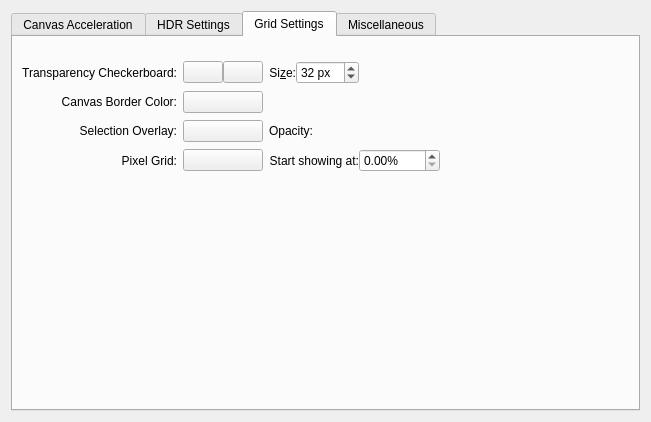
Before: the Qt Designer form libs/ui/forms/wdgdisplaysettings.ui in KDE/krita, drawn with Qt 5.
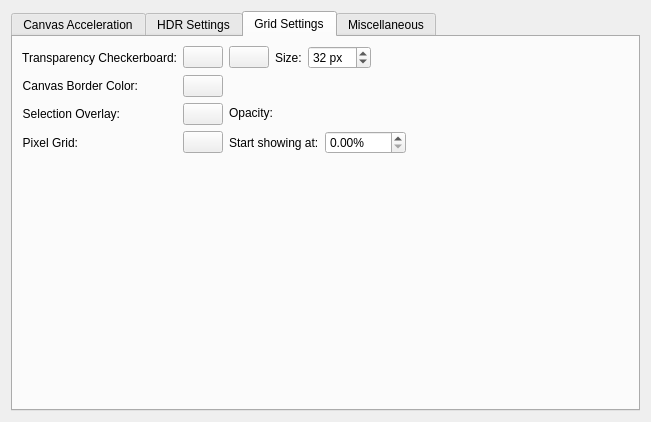
After: the same form once the commit is applied. The open tabs and pages were chosen to show the change. Custom widgets are drawn as their Qt base class.

Commit message:
Display preferences: simplify layout
- use form layout across tabs
- use setEnabled() for the HDR tab instead of manually tinkering with it
- remove extra padding from the screen list
- use the new Photoshoppy warning format for the HDR warning list

Patch:
```diff
--- a/libs/ui/forms/wdgdisplaysettings.ui
+++ b/libs/ui/forms/wdgdisplaysettings.ui
@@ -288,27 +288,48 @@
       <attribute name="title">
        <string>Grid Settings</string>
       </attribute>
-      <layout class="QGridLayout" name="gridLayout_4">
-       <item column="0" row="0">
-        <layout class="QGridLayout" name="options2GridLayout">
+      <layout class="QFormLayout" name="formLayout_2">
+       <item row="0" column="0">
+        <widget class="QLabel" name="label_4">
+         <property name="sizePolicy">
+          <sizepolicy hsizetype="Minimum" vsizetype="Preferred">
+           <horstretch>0</horstretch>
+           <verstretch>0</verstretch>
+          </sizepolicy>
+         </property>
+         <property name="text">
+          <string>Transparency Checkerboard:</string>
+         </property>
+         <property name="alignment">
+          <set>Qt::AlignRight|Qt::AlignTrailing|Qt::AlignVCenter</set>
+         </property>
+        </widget>
+       </item>
+       <item row="0" column="1">
+        <widget class="QFrame" name="frame_4">
+         <layout class="QHBoxLayout" name="horizontalLayout_3">
+          <property name="leftMargin">
+           <number>0</number>
+          </property>
          <property name="topMargin">
-          <number>15</number>
-         </property>
-         <property name="verticalSpacing">
-          <number>7</number>
-         </property>
-         <item column="2" row="0">
-          <layout class="QHBoxLayout" name="horizontalLayout">
+           <number>0</number>
+          </property>
+          <property name="rightMargin">
+           <number>0</number>
+          </property>
+          <property name="bottomMargin">
+           <number>0</number>
+          </property>
+          <item>
+           <widget class="KisColorButton" name="colorChecks2"/>
+          </item>
+          <item>
+           <widget class="KisColorButton" name="colorChecks1"/>
+          </item>
            <item>
             <widget class="QLabel" name="lblCheckSize">
              <property name="text">
-              <string>Si&amp;ze:</string>
-             </property>
-             <property name="alignment">
-              <set>Qt::AlignRight|Qt::AlignTrailing|Qt::AlignVCenter</set>
-             </property>
-             <property name="buddy">
-              <cstring>intCheckSize</cstring>
+             <string>Size:</string>
              </property>
             </widget>
            </item>
@@ -332,67 +353,127 @@
              </property>
              <property name="sizeHint" stdset="0">
               <size>
-               <width>40</width>
+              <width>0</width>
                <height>20</height>
               </size>
              </property>
             </spacer>
            </item>
           </layout>
-         </item>
-         <item column="2" row="4">
+        </widget>
+       </item>
+       <item row="1" column="0">
+        <widget class="QLabel" name="lblCanvasBorderColor">
+         <property name="text">
+          <string>Canvas Border Color:</string>
+         </property>
+         <property name="alignment">
+          <set>Qt::AlignRight|Qt::AlignTrailing|Qt::AlignVCenter</set>
+         </property>
+        </widget>
+       </item>
+       <item row="1" column="1">
+        <widget class="QFrame" name="frame_3">
           <layout class="QHBoxLayout" name="horizontalLayout_2">
-           <item>
-            <widget class="QLabel" name="gridThresholdLabel">
-             <property name="text">
-              <string>Start showing at:</string>
-             </property>
-             <property name="alignment">
-              <set>Qt::AlignRight|Qt::AlignTrailing|Qt::AlignVCenter</set>
-             </property>
-            </widget>
-           </item>
+          <property name="leftMargin">
+           <number>0</number>
+          </property>
+          <property name="topMargin">
+           <number>0</number>
+          </property>
+          <property name="rightMargin">
+           <number>0</number>
+          </property>
+          <property name="bottomMargin">
+           <number>0</number>
+          </property>
            <item>
-            <widget class="QDoubleSpinBox" name="pixelGridDrawingThresholdBox">
+           <widget class="KisColorButton" name="canvasBorder">
              <property name="sizePolicy">
-              <sizepolicy hsizetype="Fixed" vsizetype="Fixed">
+             <sizepolicy hsizetype="Minimum" vsizetype="Fixed">
                <horstretch>0</horstretch>
                <verstretch>0</verstretch>
               </sizepolicy>
              </property>
-             <property name="suffix">
-              <string>%</string>
-             </property>
-             <property name="maximum">
-              <double>9999.000000000000000</double>
-             </property>
             </widget>
            </item>
            <item>
-            <spacer name="horizontalSpacer_2">
+           <spacer name="horizontalSpacer_3">
              <property name="orientation">
               <enum>Qt::Horizontal</enum>
              </property>
              <property name="sizeHint" stdset="0">
               <size>
-               <width>40</width>
+              <width>422</width>
                <height>20</height>
               </size>
              </property>
             </spacer>
            </item>
           </layout>
-         </item>
-         <item column="2" row="2">
-          <layout class="QHBoxLayout" name="horizontalLayout_3">
+        </widget>
+       </item>
+       <item row="2" column="0">
+        <widget class="QLabel" name="label_2">
+         <property name="sizePolicy">
+          <sizepolicy hsizetype="Minimum" vsizetype="Preferred">
+           <horstretch>0</horstretch>
+           <verstretch>0</verstretch>
+          </sizepolicy>
+         </property>
+         <property name="text">
+          <string>Selection Overlay:</string>
+         </property>
+         <property name="alignment">
+          <set>Qt::AlignRight|Qt::AlignTrailing|Qt::AlignVCenter</set>
+         </property>
+        </widget>
+       </item>
+       <item row="2" column="1">
+        <widget class="QFrame" name="frame_2">
+         <layout class="QHBoxLayout" name="horizontalLayout_7">
+          <property name="leftMargin">
+           <number>0</number>
+          </property>
+          <property name="topMargin">
+           <number>0</number>
+          </property>
+          <property name="rightMargin">
+           <number>0</number>
+          </property>
+          <property name="bottomMargin">
+           <number>0</number>
+          </property>
            <item>
+           <widget class="KisColorButton" name="btnSelectionOverlayColor">
+            <property name="text">
+             <string/>
+            </property>
+           </widget>
+          </item>
+          <item>
+           <widget class="QFrame" name="frame_5">
+            <layout class="QFormLayout" name="formLayout_4">
+             <property name="leftMargin">
+              <number>0</number>
+             </property>
+             <property name="topMargin">
+              <number>0</number>
+             </property>
+             <property name="rightMargin">
+              <number>0</number>
+             </property>
+             <property name="bottomMargin">
+              <number>0</number>
+             </property>
+             <item row="0" column="0">
             <widget class="QLabel" name="label_3">
              <property name="text">
               <string>Opacity:</string>
              </property>
             </widget>
            </item>
-           <item>
+             <item row="0" column="1">
             <widget class="KisDoubleSliderSpinBox" name="sldSelectionOverlayOpacity" native="true">
              <property name="sizePolicy">
               <sizepolicy hsizetype="MinimumExpanding" vsizetype="Preferred">
@@ -409,15 +490,12 @@
             </widget>
            </item>
           </layout>
-         </item>
-         <item column="1" row="2">
-          <widget class="KisColorButton" name="btnSelectionOverlayColor">
-           <property name="text">
-            <string/>
-           </property>
-          </widget>
-         </item>
-         <item column="0" row="4">
+           </widget>
+          </item>
+         </layout>
+        </widget>
+       </item>
+       <item row="3" column="0">
           <widget class="QLabel" name="lblCanvasBorderColor_2">
            <property name="text">
             <string>Pixel Grid:</string>
@@ -427,78 +505,80 @@
            </property>
           </widget>
          </item>
-         <item column="0" row="2">
-          <widget class="QLabel" name="label_2">
-           <property name="sizePolicy">
-            <sizepolicy hsizetype="Minimum" vsizetype="Preferred">
-             <horstretch>0</horstretch>
-             <verstretch>0</verstretch>
-            </sizepolicy>
-           </property>
-           <property name="text">
-            <string>Selection Overlay:</string>
-           </property>
-           <property name="alignment">
-            <set>Qt::AlignRight|Qt::AlignTrailing|Qt::AlignVCenter</set>
-           </property>
-          </widget>
-         </item>
-         <item column="0" row="0">
-          <widget class="QLabel" name="label_4">
-           <property name="sizePolicy">
-            <sizepolicy hsizetype="Minimum" vsizetype="Preferred">
-             <horstretch>0</horstretch>
-             <verstretch>0</verstretch>
-            </sizepolicy>
-           </property>
-           <property name="text">
-            <string>Transparency Checkerboard:</string>
-           </property>
-           <property name="alignment">
-            <set>Qt::AlignRight|Qt::AlignTrailing|Qt::AlignVCenter</set>
-           </property>
-          </widget>
-         </item>
-         <item column="1" row="4">
+       <item row="3" column="1">
+        <widget class="QFrame" name="frame">
+         <layout class="QHBoxLayout" name="horizontalLayout_6">
+          <property name="leftMargin">
+           <number>0</number>
+          </property>
+          <property name="topMargin">
+           <number>0</number>
+          </property>
+          <property name="rightMargin">
+           <number>0</number>
+          </property>
+          <property name="bottomMargin">
+           <number>0</number>
+          </property>
+          <item>
           <widget class="KisColorButton" name="pixelGridColorButton">
            <property name="text">
             <string/>
            </property>
           </widget>
          </item>
-         <item column="1" row="0">
-          <layout class="QHBoxLayout" name="horizontalLayout_4">
            <item>
-            <widget class="KisColorButton" name="colorChecks2"/>
-           </item>
-           <item>
-            <widget class="KisColorButton" name="colorChecks1"/>
-           </item>
-          </layout>
-         </item>
-         <item column="0" row="1">
-          <widget class="QLabel" name="lblCanvasBorderColor">
+           <widget class="QFrame" name="frame_6">
+            <layout class="QFormLayout" name="formLayout_3">
+             <property name="leftMargin">
+              <number>0</number>
+             </property>
+             <property name="topMargin">
+              <number>0</number>
+             </property>
+             <property name="rightMargin">
+              <number>0</number>
+             </property>
+             <property name="bottomMargin">
+              <number>0</number>
+             </property>
+             <item row="0" column="0">
+              <widget class="QLabel" name="gridThresholdLabel">
            <property name="text">
-            <string>Canvas Border Color:</string>
-           </property>
-           <property name="alignment">
-            <set>Qt::AlignRight|Qt::AlignTrailing|Qt::AlignVCenter</set>
-           </property>
-          </widget>
-         </item>
-         <item column="1" row="1">
-          <widget class="KisColorButton" name="canvasBorder">
-           <property name="sizePolicy">
-            <sizepolicy hsizetype="Minimum" vsizetype="Fixed">
-             <horstretch>0</horstretch>
-             <verstretch>0</verstretch>
-            </sizepolicy>
-           </property>
+                <string>Start showing at:</string>
+               </property>
+              </widget>
+             </item>
+             <item row="0" column="1">
+              <widget class="QDoubleSpinBox" name="pixelGridDrawingThresholdBox">
+               <property name="suffix">
+                <string>%</string>
+               </property>
+               <property name="maximum">
+                <double>9999.000000000000000</double>
+               </property>
           </widget>
          </item>
         </layout>
-       </item>
-       <item column="0" row="1">
+           </widget>
+          </item>
+          <item>
+           <spacer name="horizontalSpacer_2">
+            <property name="orientation">
+             <enum>Qt::Horizontal</enum>
+            </property>
+            <property name="sizeHint" stdset="0">
+             <size>
+              <width>40</width>
+              <height>20</height>
+             </size>
+            </property>
+           </spacer>
+          </item>
+         </layout>
+        </widget>
+       </item>
+       <item row="4" column="0" colspan="2">
         <spacer name="verticalSpacer_4">
          <property name="orientation">
           <enum>Qt::Vertical</enum>
@@ -605,28 +685,9 @@
      </widget>
     </widget>
    </item>
-   <item>
-    <spacer name="verticalSpacer">
-     <property name="orientation">
-      <enum>Qt::Vertical</enum>
-     </property>
-     <property name="sizeHint" stdset="0">
-      <size>
-       <width>20</width>
-       <height>40</height>
-      </size>
-     </property>
-    </spacer>
-   </item>
   </layout>
  </widget>
  <customwidgets>
-  <customwidget>
-   <class>KisDoubleSliderSpinBox</class>
-   <extends>QWidget</extends>
-   <header location="global">kis_slider_spin_box.h</header>
-   <container>1</container>
-  </customwidget>
   <customwidget>
    <class>KisIntParseSpinBox</class>
    <extends>QSpinBox</extends>
@@ -637,6 +698,12 @@
    <extends>QPushButton</extends>
    <header>kis_color_button.h</header>
   </customwidget>
+  <customwidget>
+   <class>KisDoubleSliderSpinBox</class>
+   <extends>QWidget</extends>
+   <header location="global">kis_slider_spin_box.h</header>
+   <container>1</container>
+  </customwidget>
  </customwidgets>
  <resources/>
  <connections/>
```
Left out of the diff: 179 changed lines with no effect on the pictures. Lines whose indentation alone changed are shown as unchanged. The commit also changes 1 other file.
